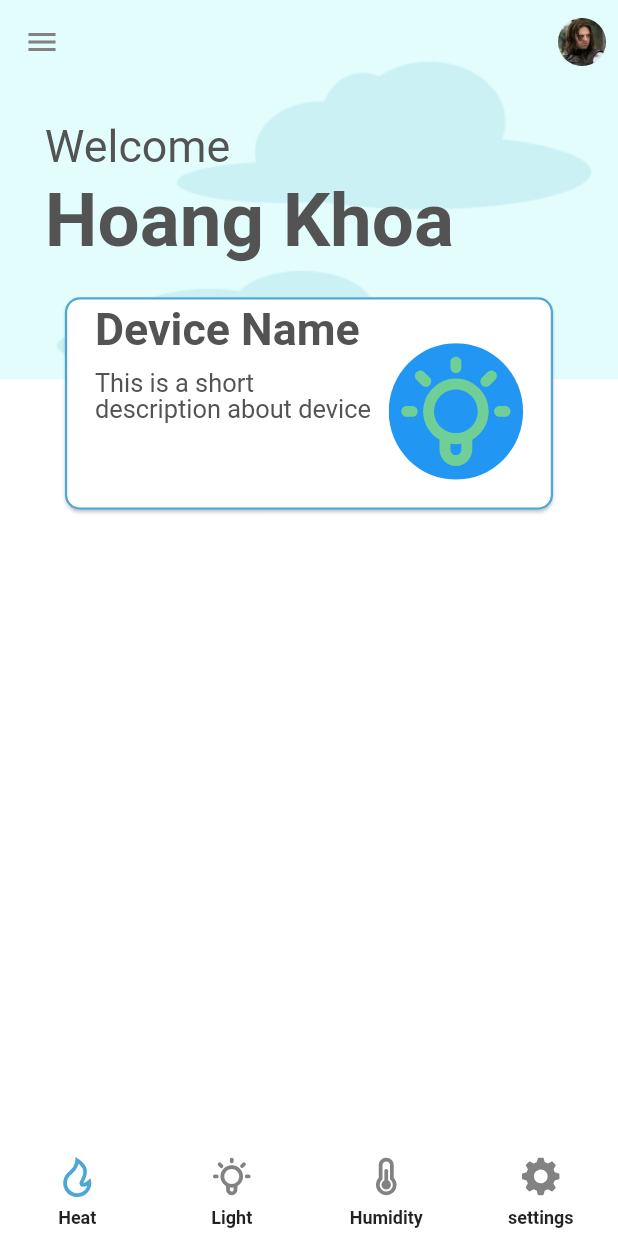
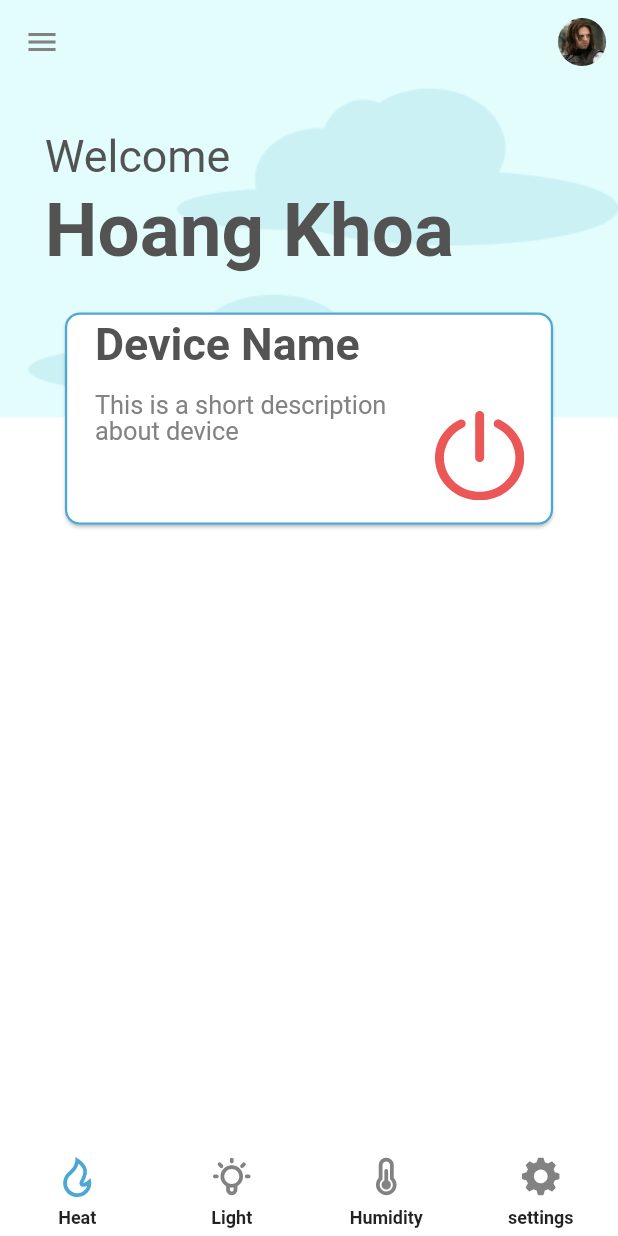
Before and after one commit to hoangkhoaa/powera, a Flutter app: the screen it shows after launch, on a phone screen of 412 x 824 dp. Run offline on Flutter 3.47's test engine with Material 2 defaults, Android fonts, the phone set to English and light mode, and no system bars; our stand-ins replace flutter_svg.

Commit message:
head_body and device_card done

```diff
--- a/lib/ui/screens/device/components/device_card.dart
+++ b/lib/ui/screens/device/components/device_card.dart
@@ -14,15 +14,13 @@ class DeviceCard extends StatelessWidget {
       child: SizedBox(
         width: getProportionateScreenWidth(327),
         height: getProportionateScreenHeight(140),
-        child: Padding(
-          padding: EdgeInsets.all(20),
-          child: Row(
-            crossAxisAlignment: CrossAxisAlignment.stretch,
-            children: [
-              Column(
+        child: Column(
+          mainAxisAlignment: MainAxisAlignment.start,
           crossAxisAlignment: CrossAxisAlignment.start,
           children: [
-                  Text(
+            Padding(
+              padding: EdgeInsets.all(20),
+              child: Text(
                 "Device Name",
                 style: TextStyle(
                     fontSize: getProportionateScreenWidth(30),
@@ -30,28 +28,34 @@ class DeviceCard extends StatelessWidget {
                     color: pTextColorGray2,
                     height: 0.5),
               ),
-                  SizedBox(height: getProportionateScreenHeight(15)),
-                  Container(
-                    width: getProportionateScreenWidth(190),
+            ),
+            Row(
+              mainAxisAlignment: MainAxisAlignment.start,
+              crossAxisAlignment: CrossAxisAlignment.start,
+              children: [
+                Flexible(
+                  flex: 8,
+                  child: Padding(
+                    padding: EdgeInsets.fromLTRB(20.0, 0, 5.0, 5.0),
+                    child: Container(
                       child: Text(
                         "This is a short description about device",
                         style: TextStyle(
                             fontSize: getProportionateScreenWidth(17),
                             fontWeight: FontWeight.normal,
-                          color: pTextColorGray2,
+                            color: pTextColorGray3,
                             height: 1),
-                      textAlign: TextAlign.left,
                       ),
                     ),
+                  ),
+                ),
+                Flexible(
+                  flex: 3,
+                  child: PowerButton(),
+                )
               ],
-              ),
-              Expanded(
-                  child: Align(
-                alignment: Alignment.bottomRight,
-                child: PowerButton(),
-              ))
+            )
           ],
-          ),
         ),
       ),
     );
@@ -66,7 +70,8 @@ class PowerButton extends StatefulWidget {
 }
 
 class _PowerButtonState extends State<PowerButton> {
-  bool _isOn = true;
+  bool _isOn = false;
+
   void changState() {
     setState(() {
       _isOn = !_isOn;
@@ -77,18 +82,22 @@ class _PowerButtonState extends State<PowerButton> {
   Widget build(BuildContext context) {
     return ClipOval(
       child: Material(
-        color: Colors.blue, // button color
+        color: Colors.white70,
+        shadowColor: Colors.black, // button color
         child: InkWell(
-          splashColor: Colors.red, // inkwell color
+          splashColor: _isOn ? pItemOffColor : pItemOnColor, // inkwell color
           child: SizedBox(
-            width: getProportionateScreenWidth(90),
-            height: getProportionateScreenHeight(90),
+              width: getProportionateScreenWidth(80),
+              height: getProportionateScreenHeight(80),
+              child: Padding(
+                padding: EdgeInsets.all(10),
                 child: SvgPicture.asset(
-              "assets/icons/ic_light_on.svg",
+                  "assets/images/power_on.svg",
                   color: _isOn ? pItemOnColor : pItemOffColor,
-              height: getProportionateScreenHeight(40),
+                  alignment: Alignment.center,
+                  height: getProportionateScreenHeight(0),
                 ),
-          ),
+              )),
           onTap: () {
             changState();
           },
--- a/lib/ui/screens/device/components/head_body.dart
+++ b/lib/ui/screens/device/components/head_body.dart
@@ -20,11 +20,17 @@ class HomeHeader extends StatelessWidget {
             "assets/images/pbackground.png",
             fit: BoxFit.cover,
             width: double.infinity,
-            height: getProportionateScreenHeight(250),
+            height: getProportionateScreenHeight(370),
           ),
-          Column(
+          Container(
+            width: double.infinity,
+            height: getProportionateScreenHeight(370),
+            child: Column(
               crossAxisAlignment: CrossAxisAlignment.start,
               children: [
+                SizedBox(
+                  height: getProportionateScreenHeight(90),
+                ),
                 Row(
                   mainAxisAlignment: MainAxisAlignment.start,
                   children: [
@@ -58,8 +64,9 @@ class HomeHeader extends StatelessWidget {
                 )
               ],
             ),
+          ),
           Positioned(
-              bottom: -getProportionateScreenHeight(90), child: DeviceCard())
+              bottom: getProportionateScreenHeight(20), child: DeviceCard())
         ],
       ),
     );
```
Also changed, not shown: assets/images/pbackground.png. Lines whose indentation alone changed are shown as unchanged.
